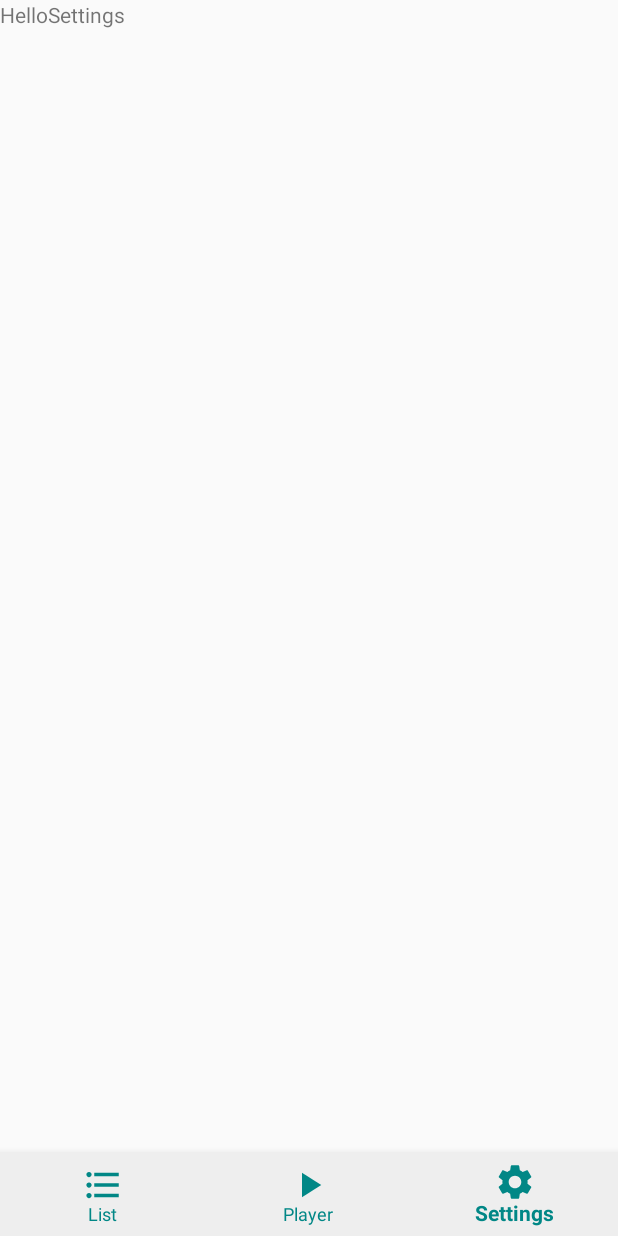
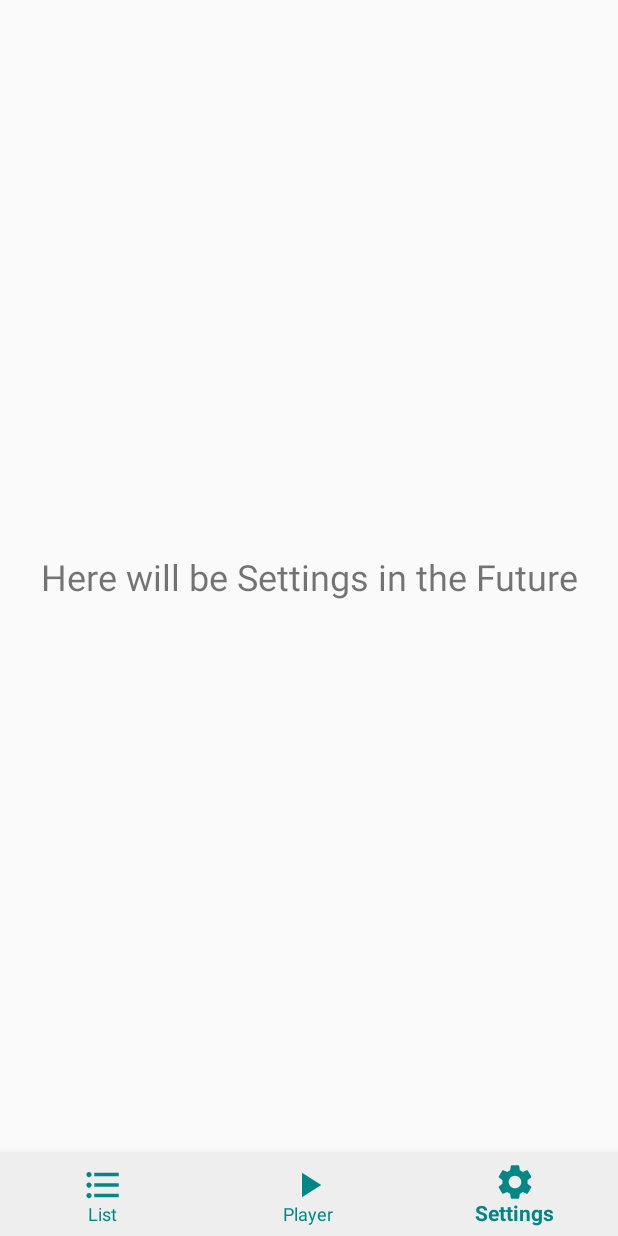
Before and after one commit to Kay-Eth/HititMusic, an Android app: the screen it shows after launch (MainActivity), item 3 of the bottom bar chosen, on a phone screen of 412 x 824 dp. Run offline under Robolectric (Android 15) with nearby library versions, the phone set to English and light mode, and no system bars; 2 statements that could not run were skipped.

Commit message:
Tweaks and Fixes

```diff
--- a/app/src/main/java/com/kayethan/hititmusic/App.kt
+++ b/app/src/main/java/com/kayethan/hititmusic/App.kt
@@ -9,8 +9,7 @@ class App : Application() {
     companion object {
         const val CHANNEL_ID = "hititMusicServiceChannel"
         const val MUSIC_SERVICE_ACTION_START = "com.kayethan.hititmusic.player.start"
-        const val MUSIC_SERVICE_ACTION_PLAY = "com.kayethan.hititmusic.player.play"
-        const val MUSIC_SERVICE_ACTION_PAUSE = "com.kayethan.hititmusic.player.pause"
+        const val MUSIC_SERVICE_ACTION_PLAY_PAUSE = "com.kayethan.hititmusic.player.play_pause"
         const val MUSIC_SERVICE_ACTION_STOP = "com.kayethan.hititmusic.player.stop"
         const val MUSIC_SERVICE_ACTION_NEXT = "com.kayethan.hititmusic.player.next"
         const val MUSIC_SERVICE_ACTION_PREVIOUS = "com.kayethan.hititmusic.player.previous"
--- a/app/src/main/java/com/kayethan/hititmusic/MainActivity.kt
+++ b/app/src/main/java/com/kayethan/hititmusic/MainActivity.kt
@@ -102,7 +102,6 @@ class MainActivity : AppCompatActivity() {
         if (savedInstanceState == null)
             bottomNavigationView.selectedItemId = R.id.navigation_player
 
-
         if (musicService == null) {
             Log.i("Main", "onCreate")
             Intent(this, HititMusicService::class.java).also { intent ->
@@ -121,6 +120,11 @@ class MainActivity : AppCompatActivity() {
         Intent(this, HititMusicService::class.java).also { intent ->
             bindService(intent, connection, Context.BIND_AUTO_CREATE)
         }
+    }
+
+    override fun onResume() {
+        super.onResume()
+        MA = this
     }
 
     override fun onDestroy() {
--- a/app/src/main/res/layout/settings_fragment.xml
+++ b/app/src/main/res/layout/settings_fragment.xml
@@ -8,9 +8,11 @@
 
     <TextView
         android:id="@+id/textView3"
-        android:layout_width="0dp"
-        android:layout_height="0dp"
-        android:text="HelloSettings"
+        android:layout_width="wrap_content"
+        android:layout_height="wrap_content"
+        android:text="Here will be Settings in the Future"
+        android:textAlignment="center"
+        android:textSize="24sp"
         app:layout_constraintBottom_toBottomOf="parent"
         app:layout_constraintEnd_toEndOf="parent"
         app:layout_constraintStart_toStartOf="parent"
```
Also changed, not shown: app/src/main/java/com/kayethan/hititmusic/player/PlayerFragment.kt (+1 -7 lines), app/src/main/java/com/kayethan/hititmusic/service/HititMusicService.kt (+35 -13 lines).
